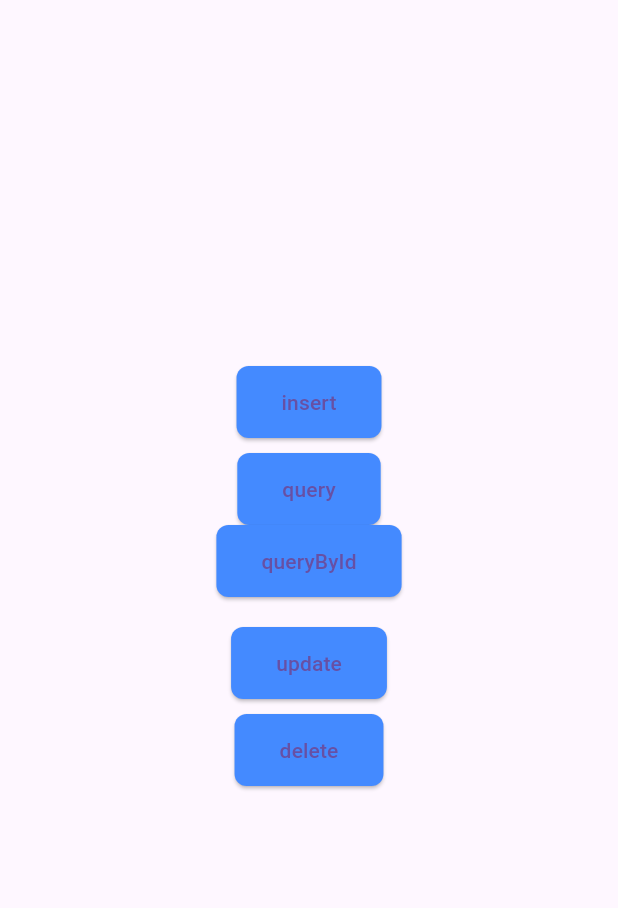
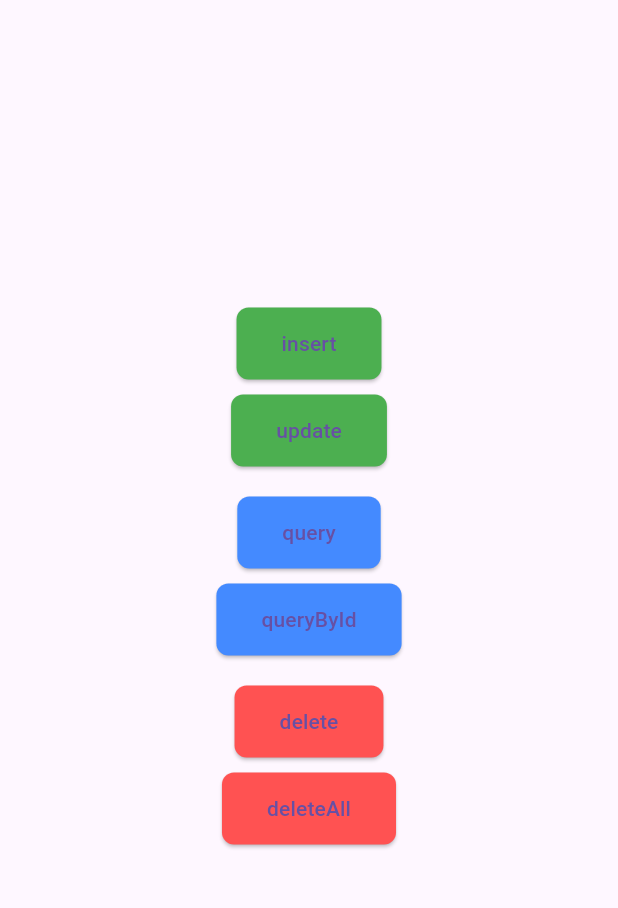
Before and after one commit to kp0430/crudassignment, a Flutter app: the screen it shows after launch, on a phone screen of 412 x 824 dp, the part 84-992 px from its top. Run offline on Flutter 3.47's test engine with Material 3 defaults, Android fonts, the phone set to English and light mode, and no system bars; our stand-ins replace sqflite; accounts and stored records are empty.

Commit message:
Ui changes and add delete all button
switched buttons around to group and color code them. Change the spacing between button groups, and add deleteAll button

```diff
--- a/lib/database_helper.dart
+++ b/lib/database_helper.dart
@@ -53,6 +53,10 @@ Future<Map<String,dynamic>?> queryById(int id) async {
   );
   return results.isNotEmpty ? results.first: null;
 }
+
+Future<int> deleteAll() async {
+return await _db.delete(table);
+}
 // All of the methods (insert, query, update, delete) can also be done using
 // raw SQL commands. This method uses a raw query to give the row count.
 Future<int> queryRowCount() async {
--- a/lib/main.dart
+++ b/lib/main.dart
@@ -43,7 +43,7 @@ children: <Widget>[
 ElevatedButton(
 onPressed: _insert,
 style: ElevatedButton.styleFrom(
-  backgroundColor: Colors.blueAccent,
+  backgroundColor: Colors.green,
   padding: const EdgeInsets.symmetric(vertical: 14, horizontal: 30),
   shape: RoundedRectangleBorder(borderRadius: BorderRadius.circular(8.0))
 
@@ -52,6 +52,16 @@ child: const Text('insert'),
 ),
 const SizedBox(height: 10),
 
+ElevatedButton(
+onPressed: _update,
+style: ElevatedButton.styleFrom(
+  backgroundColor: Colors.green,
+  padding: const EdgeInsets.symmetric(vertical: 14, horizontal: 30),
+  shape: RoundedRectangleBorder(borderRadius: BorderRadius.circular(8.0))
+),
+child: const Text('update'),
+),
+const SizedBox(height: 20),
 ElevatedButton(
 onPressed: _query,
 style: ElevatedButton.styleFrom(
@@ -63,6 +73,7 @@ style: ElevatedButton.styleFrom(
 ),
 child: const Text('query'),
 ),
+const SizedBox(height: 10),
 
 ElevatedButton(
 onPressed: () => _queryById(context),
@@ -74,29 +85,34 @@ style: ElevatedButton.styleFrom(
 ),
 child: const Text('queryById'),
 ),
-const SizedBox(height: 10),
+const SizedBox(height: 20),
 
-const SizedBox(height: 10),
 
-ElevatedButton(
-onPressed: _update,
-style: ElevatedButton.styleFrom(
-  backgroundColor: Colors.blueAccent,
-  padding: const EdgeInsets.symmetric(vertical: 14, horizontal: 30),
-  shape: RoundedRectangleBorder(borderRadius: BorderRadius.circular(8.0))
-),
-child: const Text('update'),
-),
-const SizedBox(height: 10),
+
+
+
 ElevatedButton(
 onPressed: _delete,
 style: ElevatedButton.styleFrom(
-  backgroundColor: Colors.blueAccent,
+  backgroundColor: Colors.redAccent,
   padding: const EdgeInsets.symmetric(vertical: 14, horizontal: 30),
   shape: RoundedRectangleBorder(borderRadius: BorderRadius.circular(8.0))
 
 ),
 child: const Text('delete'),
+),
+const SizedBox(height: 10),
+
+
+ElevatedButton(
+onPressed: dbHelper.deleteAll,
+style: ElevatedButton.styleFrom(
+  backgroundColor: Colors.redAccent,
+  padding: const EdgeInsets.symmetric(vertical: 14, horizontal: 30),
+  shape: RoundedRectangleBorder(borderRadius: BorderRadius.circular(8.0))
+
+),
+child: const Text('deleteAll'),
 ),
 ],
 ),
```
